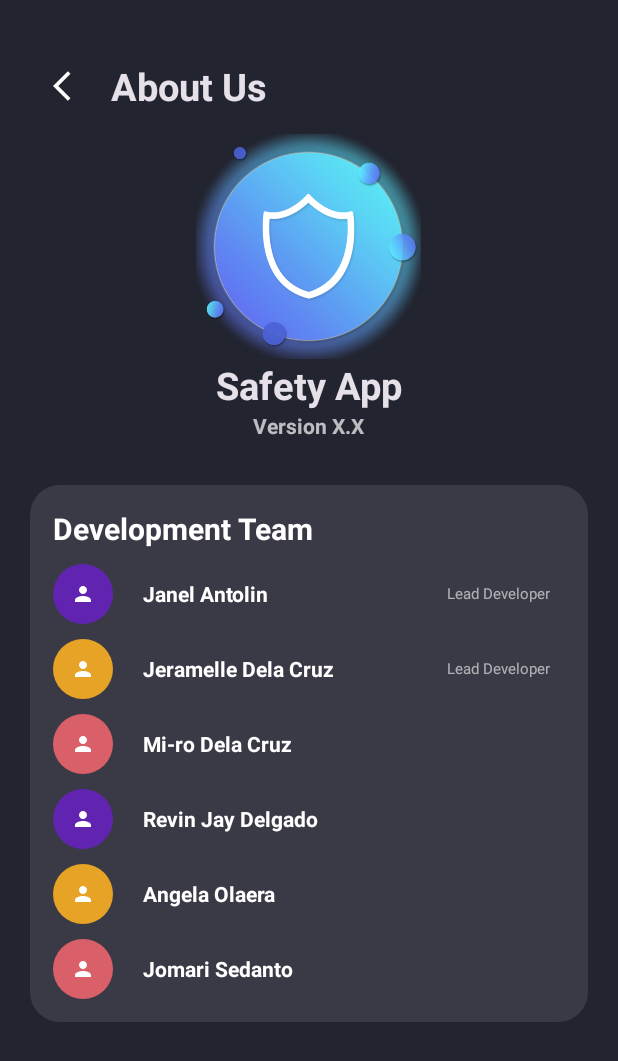
After one commit to JerMayNel/Safety-App, an Android app: the AboutUs screen opened directly, with no data from a screen before it, on a phone screen of 412 x 824 dp. The commit adds this screen. Shown: the top 1061 px of the screen. Run offline under Robolectric (Android 15) with nearby library versions, the phone set to English and light mode, and no system bars.

Commit message:
About Us Activity
About Us is now working.

```diff
--- /dev/null
+++ b/app/src/main/java/com/example/safetyapp/AboutUs.kt
@@ -0,0 +1,24 @@
+package com.example.safetyapp
+
+import android.os.Bundle
+import android.widget.ImageButton
+import androidx.activity.enableEdgeToEdge
+import androidx.appcompat.app.AppCompatActivity
+
+class AboutUs : AppCompatActivity() {
+    override fun onCreate(savedInstanceState: Bundle?) {
+        super.onCreate(savedInstanceState)
+        enableEdgeToEdge()
+        setContentView(R.layout.activity_about_us)
+
+        setBackButtonClickListener()
+    }
+
+    private fun setBackButtonClickListener() {
+        val backButton = findViewById<ImageButton>(R.id.back_button)
+        backButton.setOnClickListener {
+            // Navigate back to the previous activity
+            onBackPressed()
+        }
+    }
+}
--- a/app/src/main/java/com/example/safetyapp/MainScreen.kt
+++ b/app/src/main/java/com/example/safetyapp/MainScreen.kt
@@ -257,6 +257,10 @@ class MainScreen : AppCompatActivity() {
             startActivity(intent)
         }
     }
+    fun AboutUs(view: View?) {
+            val intent = Intent(this, AboutUs::class.java)
+            startActivity(intent)
+    }
 
     private fun showVerificationDialog(onSubmit: () -> Unit) {
         val dialog = Dialog(this)
--- a/app/src/main/res/font/font_helvetica_world_bold.xml
+++ /dev/null
@@ -1,8 +0,0 @@
-<?xml version="1.0" encoding="utf-8"?>
-<font-family xmlns:android="http://schemas.android.com/apk/res/android">
-    <font
-        android:font="@font/font_helvetica_world_bold"
-        android:fontStyle="normal"
-        android:fontWeight="700" />
-
-</font-family>
--- /dev/null
+++ b/app/src/main/res/layout/activity_about_us.xml
@@ -0,0 +1,280 @@
+<?xml version="1.0" encoding="utf-8"?>
+<RelativeLayout xmlns:android="http://schemas.android.com/apk/res/android"
+    xmlns:app="http://schemas.android.com/apk/res-auto"
+    xmlns:tools="http://schemas.android.com/tools"
+    android:id="@+id/main"
+    android:layout_width="match_parent"
+    android:layout_height="match_parent"
+    android:background="@drawable/background"
+    tools:context=".AboutUs">
+
+    <LinearLayout
+        android:layout_width="match_parent"
+        android:layout_height="wrap_content"
+        android:orientation="vertical"
+        android:layout_marginTop="30dp">
+
+        <LinearLayout
+            android:layout_width="match_parent"
+            android:layout_height="wrap_content"
+            android:orientation="horizontal">
+
+            <ImageButton
+                android:id="@+id/back_button"
+                android:layout_width="54dp"
+                android:layout_height="54dp"
+                android:layout_gravity="start"
+                android:layout_marginLeft="20dp"
+                android:layout_marginTop="5dp"
+                android:background="@android:color/transparent"
+                app:srcCompat="@drawable/baseline_arrow_back_ios_24" />\
+
+            <TextView
+                android:id="@+id/aboutustext"
+                android:layout_width="wrap_content"
+                android:layout_height="wrap_content"
+                android:layout_marginTop="10dp"
+                android:fontFamily="sans-serif"
+                android:text="About Us"
+                android:textAppearance="@style/TextAppearance.AppCompat.Large"
+                android:textSize="25sp"
+                android:textStyle="bold" />
+
+        </LinearLayout>
+
+        <ImageView
+            android:layout_width="150dp"
+            android:layout_height="150dp"
+            android:layout_gravity="center"
+            android:src="@drawable/button"/>
+
+        <TextView
+            android:layout_width="wrap_content"
+            android:layout_height="wrap_content"
+            android:fontFamily="sans-serif"
+            android:text="Safety App"
+            android:textAppearance="@style/TextAppearance.AppCompat.Large"
+            android:textSize="25sp"
+            android:textStyle="bold"
+            android:layout_gravity="center"/>
+
+        <TextView
+            android:layout_width="wrap_content"
+            android:layout_height="wrap_content"
+            android:fontFamily="sans-serif"
+            android:text="Version X.X"
+            android:textAppearance="@style/TextAppearance.AppCompat.Large"
+            android:textColor="#B3FFFFFF"
+            android:textSize="14sp"
+            android:textStyle="bold"
+            android:layout_gravity="center"/>
+
+
+        <LinearLayout
+            android:background="@drawable/round_back_button"
+            android:layout_width="match_parent"
+            android:layout_height="wrap_content"
+            android:layout_marginStart="20dp"
+            android:layout_marginEnd="20dp"
+            android:layout_marginTop="30dp"
+            android:orientation="vertical"
+            android:padding="15dp"
+            android:clickable="true"
+            android:focusable="true">
+
+            <TextView
+                android:layout_width="wrap_content"
+                android:layout_height="wrap_content"
+                android:text="Development Team"
+                android:textSize="20sp"
+                android:textColor="#FFFFFF"
+                android:textStyle="bold"
+                android:layout_toEndOf="@id/info_icon"
+                />
+
+            <RelativeLayout
+                android:layout_width="match_parent"
+                android:layout_height="wrap_content"
+                android:layout_marginTop="10dp">
+
+                <ImageView
+                    android:id="@+id/info_icon"
+                    android:layout_width="40dp"
+                    android:layout_height="40dp"
+                    android:src="@drawable/baseline_person_24"
+                    android:background="@drawable/round_back_edit"
+                    android:padding="12dp"/>
+
+                <TextView
+                    android:layout_marginStart="20dp"
+                    android:layout_width="wrap_content"
+                    android:layout_height="wrap_content"
+                    android:layout_centerVertical='true'
+                    android:text="Janel Antolin"
+                    android:textColor="#FFFFFF"
+                    android:textStyle="bold"
+                    android:layout_toEndOf="@id/info_icon"/>
+
+                <TextView
+                    android:id="@+id/role"
+                    android:layout_width="wrap_content"
+                    android:layout_height="wrap_content"
+                    android:layout_alignParentEnd="true"
+                    android:layout_centerVertical="true"
+                    android:layout_marginStart="20dp"
+                    android:layout_marginEnd="10dp"
+                    android:fontFamily="sans-serif"
+                    android:text="Lead Developer"
+                    android:textColor="#99FFFFFF"
+                    android:textSize="10sp" />
+
+            </RelativeLayout>
+
+            <RelativeLayout
+                android:layout_width="match_parent"
+                android:layout_height="wrap_content"
+                android:layout_marginTop="10dp">
+
+                <ImageView
+                    android:id="@+id/info_icon2"
+                    android:layout_width="40dp"
+                    android:layout_height="40dp"
+                    android:src="@drawable/baseline_person_24"
+                    android:background="@drawable/round_back_about_us"
+                    android:padding="12dp"/>
+
+                <TextView
+                    android:layout_marginStart="20dp"
+                    android:layout_width="wrap_content"
+                    android:layout_height="wrap_content"
+                    android:layout_centerVertical='true'
+                    android:text="Jeramelle Dela Cruz"
+                    android:textColor="#FFFFFF"
+                    android:textStyle="bold"
+                    android:layout_toEndOf="@id/info_icon2"/>
+
+                <TextView
+                    android:id="@+id/role2"
+                    android:layout_width="wrap_content"
+                    android:layout_height="wrap_content"
+                    android:layout_alignParentEnd="true"
+                    android:layout_centerVertical="true"
+                    android:layout_marginStart="20dp"
+                    android:layout_marginEnd="10dp"
+                    android:fontFamily="sans-serif"
+                    android:text="Lead Developer"
+                    android:textColor="#99FFFFFF"
+                    android:textSize="10sp" />
+
+            </RelativeLayout>
+
+            <RelativeLayout
+                android:layout_width="match_parent"
+                android:layout_height="wrap_content"
+                android:layout_marginTop="10dp">
+
+                <ImageView
+                    android:id="@+id/info_icon3"
+                    android:layout_width="40dp"
+                    android:layout_height="40dp"
+                    android:src="@drawable/baseline_person_24"
+                    android:background="@drawable/round_back_logout"
+                    android:padding="12dp"/>
+
+                <TextView
+                    android:layout_marginStart="20dp"
+                    android:layout_width="wrap_content"
+                    android:layout_height="wrap_content"
+                    android:layout_centerVertical='true'
+                    android:text="Mi-ro Dela Cruz"
+                    android:textColor="#FFFFFF"
+                    android:textStyle="bold"
+                    android:layout_toEndOf="@id/info_icon3"
+                    />
+
+            </RelativeLayout>
+
+            <RelativeLayout
+                android:layout_width="match_parent"
+                android:layout_height="wrap_content"
+                android:layout_marginTop="10dp">
+
+                <ImageView
+                    android:id="@+id/info_icon4"
+                    android:layout_width="40dp"
+                    android:layout_height="40dp"
+                    android:src="@drawable/baseline_person_24"
+                    android:background="@drawable/round_back_edit"
+                    android:padding="12dp"/>
+
+                <TextView
+                    android:layout_marginStart="20dp"
+                    android:layout_width="wrap_content"
+                    android:layout_height="wrap_content"
+                    android:layout_centerVertical='true'
+                    android:text="Revin Jay Delgado"
+                    android:textColor="#FFFFFF"
+                    android:textStyle="bold"
+                    android:layout_toEndOf="@id/info_icon4"
+                    />
+
+            </RelativeLayout>
+
+            <RelativeLayout
+                android:layout_width="match_parent"
+                android:layout_height="wrap_content"
+                android:layout_marginTop="10dp">
+
+                <ImageView
+                    android:id="@+id/info_icon5"
+                    android:layout_width="40dp"
+                    android:layout_height="40dp"
+                    android:src="@drawable/baseline_person_24"
+                    android:background="@drawable/round_back_about_us"
+                    android:padding="12dp"/>
+
+                <TextView
+                    android:layout_marginStart="20dp"
+                    android:layout_width="wrap_content"
+                    android:layout_height="wrap_content"
+                    android:layout_centerVertical='true'
+                    android:text="Angela Olaera"
+                    android:textColor="#FFFFFF"
+                    android:textStyle="bold"
+                    android:layout_toEndOf="@id/info_icon5"
+                    />
+
+            </RelativeLayout>
+
+            <RelativeLayout
+                android:layout_width="match_parent"
+                android:layout_height="wrap_content"
+                android:layout_marginTop="10dp">
+
+                <ImageView
+                    android:id="@+id/info_icon6"
+                    android:layout_width="40dp"
+                    android:layout_height="40dp"
+                    android:src="@drawable/baseline_person_24"
+                    android:background="@drawable/round_back_logout"
+                    android:padding="12dp"/>
+
+                <TextView
+                    android:layout_marginStart="20dp"
+                    android:layout_width="wrap_content"
+                    android:layout_height="wrap_content"
+                    android:layout_centerVertical='true'
+                    android:text="Jomari Sedanto"
+                    android:textColor="#FFFFFF"
+                    android:textStyle="bold"
+                    android:layout_toEndOf="@id/info_icon6"
+                    />
+
+            </RelativeLayout>
+
+        </LinearLayout>
+
+    </LinearLayout>
+
+
+</RelativeLayout>
--- a/app/src/main/res/layout/adding_contacts.xml
+++ b/app/src/main/res/layout/adding_contacts.xml
@@ -43,8 +43,8 @@
         </LinearLayout>
 
         <ImageView
-            android:layout_width="200dp"
-            android:layout_height="200dp"
+            android:layout_width="250dp"
+            android:layout_height="250dp"
             android:layout_gravity="center"
             android:src="@drawable/add_contact_icon"/>
 
--- a/app/src/main/res/layout/fragment_profile.xml
+++ b/app/src/main/res/layout/fragment_profile.xml
@@ -171,7 +171,8 @@
 
             <RelativeLayout
                 android:layout_width="match_parent"
-                android:layout_height="wrap_content">
+                android:layout_height="wrap_content"
+                android:onClick="AboutUs">
 
                 <ImageView
                     android:id="@+id/info_icon"
```
Also changed, not shown: app/src/main/AndroidManifest.xml (+7 -4 lines), app/src/main/res/drawable/button.png (added).
